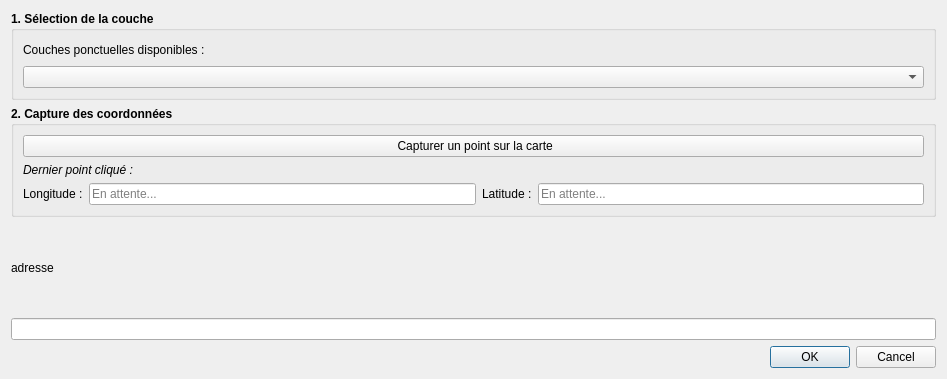
Old version of the form mon_extension_dialog_base.ui in the repository TOM77130/Extension_QGIS.
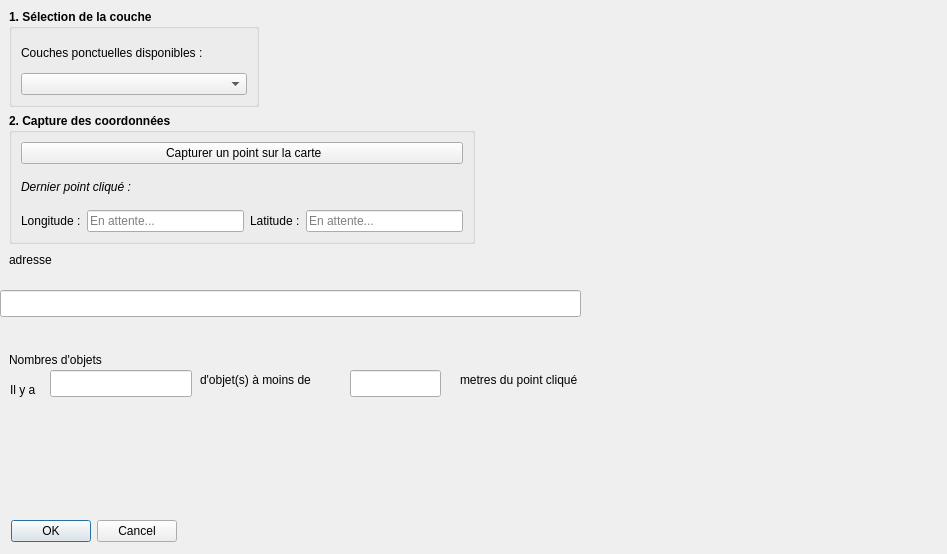
New version of the form.

Commit message: Jusqu'au User Story 5

Patch:
```diff
--- a/mon_extension_dialog_base.ui
+++ b/mon_extension_dialog_base.ui
@@ -7,15 +7,21 @@
     <x>0</x>
     <y>0</y>
     <width>947</width>
-    <height>379</height>
+    <height>554</height>
    </rect>
   </property>
   <property name="windowTitle">
    <string>Extension_TC</string>
   </property>
-  <layout class="QVBoxLayout" name="verticalLayout">
-   <item>
     <widget class="QGroupBox" name="groupBox_couches">
+   <property name="geometry">
+    <rect>
+     <x>9</x>
+     <y>9</y>
+     <width>250</width>
+     <height>98</height>
+    </rect>
+   </property>
      <property name="font">
       <font>
        <weight>75</weight>
@@ -51,9 +57,15 @@
       </item>
      </layout>
     </widget>
-   </item>
-   <item>
     <widget class="QGroupBox" name="groupBox_coords">
+   <property name="geometry">
+    <rect>
+     <x>9</x>
+     <y>113</y>
+     <width>466</width>
+     <height>131</height>
+    </rect>
+   </property>
      <property name="font">
       <font>
        <weight>75</weight>
@@ -154,19 +166,15 @@
       </item>
      </layout>
     </widget>
-   </item>
-   <item>
-    <widget class="QLabel" name="text_adresse">
-     <property name="text">
-      <string>adresse</string>
-     </property>
-    </widget>
-   </item>
-   <item>
-    <widget class="QLineEdit" name="i_adresse"/>
-   </item>
-   <item>
     <widget class="QDialogButtonBox" name="action_clic">
+   <property name="geometry">
+    <rect>
+     <x>9</x>
+     <y>518</y>
+     <width>168</width>
+     <height>27</height>
+    </rect>
+   </property>
      <property name="orientation">
       <enum>Qt::Horizontal</enum>
      </property>
@@ -174,8 +182,101 @@
       <set>QDialogButtonBox::Cancel|QDialogButtonBox::Ok</set>
      </property>
     </widget>
-   </item>
-  </layout>
+  <widget class="QLabel" name="text_adresse">
+   <property name="geometry">
+    <rect>
+     <x>9</x>
+     <y>250</y>
+     <width>52</width>
+     <height>19</height>
+    </rect>
+   </property>
+   <property name="text">
+    <string>adresse</string>
+   </property>
+  </widget>
+  <widget class="QLineEdit" name="i_adresse">
+   <property name="geometry">
+    <rect>
+     <x>0</x>
+     <y>290</y>
+     <width>581</width>
+     <height>27</height>
+    </rect>
+   </property>
+  </widget>
+  <widget class="QLabel" name="label">
+   <property name="geometry">
+    <rect>
+     <x>9</x>
+     <y>350</y>
+     <width>120</width>
+     <height>19</height>
+    </rect>
+   </property>
+   <property name="text">
+    <string>Nombres d'objets</string>
+   </property>
+  </widget>
+  <widget class="QLabel" name="label_2">
+   <property name="geometry">
+    <rect>
+     <x>10</x>
+     <y>380</y>
+     <width>33</width>
+     <height>19</height>
+    </rect>
+   </property>
+   <property name="text">
+    <string>Il y a </string>
+   </property>
+  </widget>
+  <widget class="QLineEdit" name="i_nb_obj">
+   <property name="geometry">
+    <rect>
+     <x>50</x>
+     <y>370</y>
+     <width>142</width>
+     <height>27</height>
+    </rect>
+   </property>
+  </widget>
+  <widget class="QLabel" name="label_3">
+   <property name="geometry">
+    <rect>
+     <x>200</x>
+     <y>370</y>
+     <width>151</width>
+     <height>19</height>
+    </rect>
+   </property>
+   <property name="text">
+    <string>d'objet(s) à moins de </string>
+   </property>
+  </widget>
+  <widget class="QLineEdit" name="i_dist">
+   <property name="geometry">
+    <rect>
+     <x>350</x>
+     <y>370</y>
+     <width>91</width>
+     <height>27</height>
+    </rect>
+   </property>
+  </widget>
+  <widget class="QLabel" name="label_4">
+   <property name="geometry">
+    <rect>
+     <x>460</x>
+     <y>370</y>
+     <width>161</width>
+     <height>19</height>
+    </rect>
+   </property>
+   <property name="text">
+    <string>metres du point cliqué</string>
+   </property>
+  </widget>
  </widget>
  <resources/>
  <connections>
```
Lines whose indentation alone changed are shown as unchanged. The commit also changes 2 other files.
